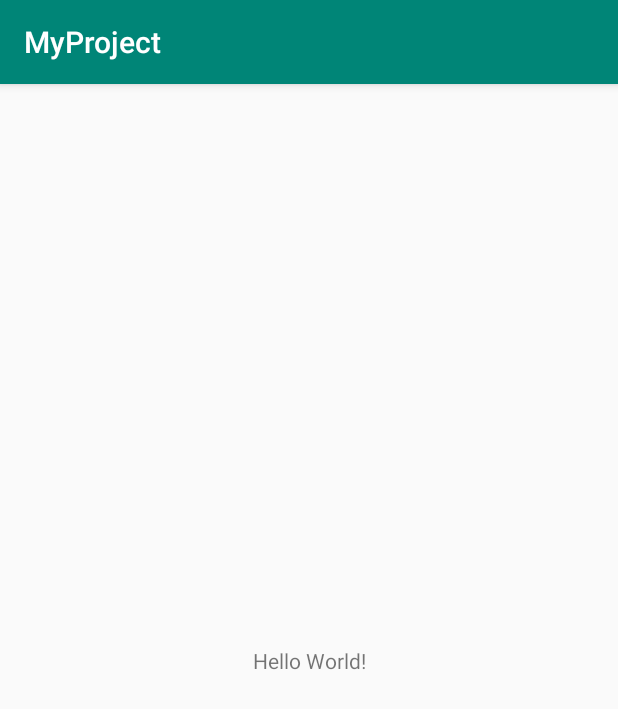
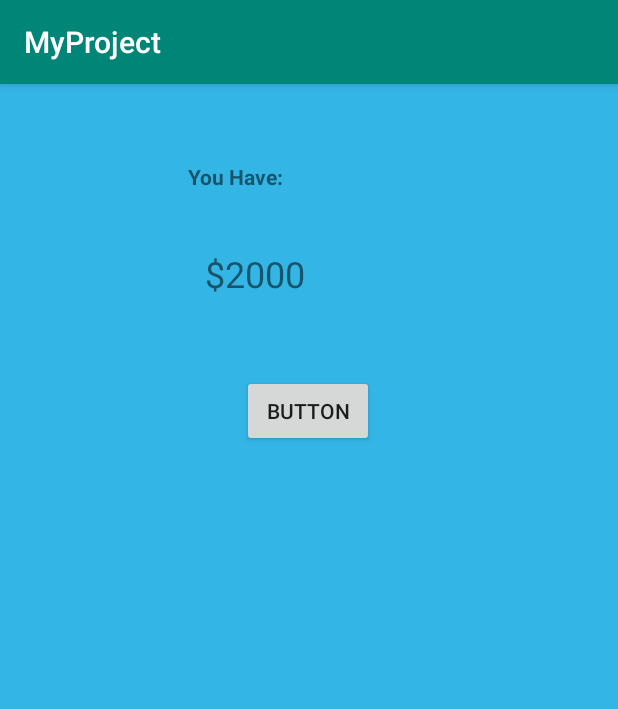
Before and after one commit to margleb/Android, an Android app: the screen it shows after launch (MainActivity), on a phone screen of 412 x 824 dp. Shown: the top 709 px of the screen. Run offline under Robolectric (Android 15) with nearby library versions, the phone set to English and light mode, and no system bars.

Commit message:
App-Building Make it Rain App User Interface - Part 1

```diff
--- a/app/src/main/res/layout/activity_main.xml
+++ b/app/src/main/res/layout/activity_main.xml
@@ -4,15 +4,39 @@
     xmlns:tools="http://schemas.android.com/tools"
     android:layout_width="match_parent"
     android:layout_height="match_parent"
-    tools:context=".MainActivity">
+    android:background="@android:color/holo_blue_light"
+    tools:context=".MainActivity" >
 
     <TextView
+        android:id="@+id/textView"
+        android:layout_width="161dp"
+        android:layout_height="21dp"
+        android:layout_marginTop="52dp"
+        android:text="You Have:"
+        android:textStyle="bold"
+        app:layout_constraintEnd_toEndOf="parent"
+        app:layout_constraintStart_toStartOf="parent"
+        app:layout_constraintTop_toTopOf="parent" />
+
+    <TextView
+        android:id="@+id/textView3"
+        android:layout_width="139dp"
+        android:layout_height="32dp"
+        android:layout_marginTop="58dp"
+        android:text="$2000"
+        android:textSize="24sp"
+        app:layout_constraintEnd_toEndOf="parent"
+        app:layout_constraintStart_toStartOf="parent"
+        app:layout_constraintTop_toTopOf="@+id/textView" />
+
+    <Button
+        android:id="@+id/button3"
         android:layout_width="wrap_content"
         android:layout_height="wrap_content"
-        android:text="Hello World!"
-        app:layout_constraintBottom_toBottomOf="parent"
-        app:layout_constraintLeft_toLeftOf="parent"
-        app:layout_constraintRight_toRightOf="parent"
-        app:layout_constraintTop_toTopOf="parent" />
-
+        android:layout_marginTop="84dp"
+        android:text="Button"
+        app:layout_constraintEnd_toEndOf="parent"
+        app:layout_constraintHorizontal_bias="0.498"
+        app:layout_constraintStart_toStartOf="parent"
+        app:layout_constraintTop_toTopOf="@+id/textView3" />
 </androidx.constraintlayout.widget.ConstraintLayout>
```
